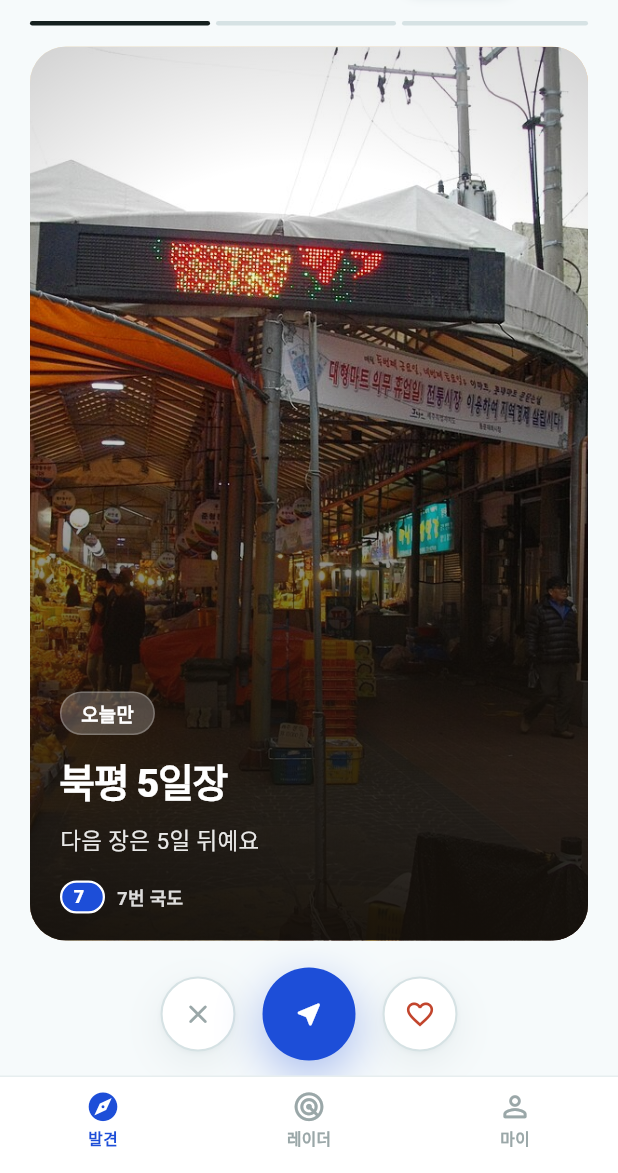
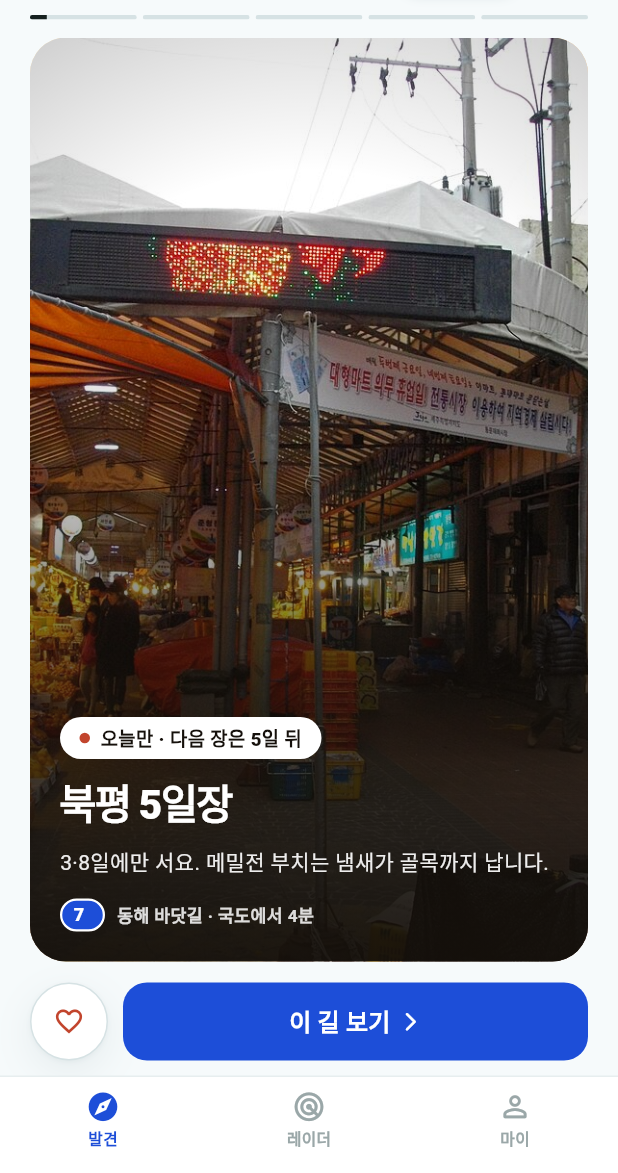
Before and after one commit to Hyee0ne/p-trip, a Flutter app: the screen it shows after launch, after a tap on the "grid view" icon, after a tap on the "wysiwyg" icon, on a phone screen of 412 x 824 dp, the part 63-1236 px from its top. Run offline on Flutter 3.47's test engine with Material 3 defaults, Android fonts, the phone set to English and light mode, and no system bars; our stand-ins replace flutter_riverpod, go_router; Roboto replaces fonts that are missing (Pretendard).

Commit message:
feat(CO-01): 「한 곳씩」을 스토리 덱으로 재설계
전면 카드가 스토리처럼 보이는데 스토리처럼 동작하지 않았고,
원형 버튼 3개는 DR-02(운전 중) 문법을 홈에 그대로 복사한 것이었다.

문법 정리:
- 좌우 스와이프로 넘긴다 (홈은 탭 루트라 iOS 뒤로가기 제스처와 겹치지 않음)
- 진행 인디케이터가 7초에 걸쳐 차오르고 자동으로 다음 카드.
  길게 누르면 멈춘다 (읽는 중 넘어가지 않게)
- ⚠ 넘긴 카드는 아무것도 기록하지 않는다.
  앉아서 훑어본 걸 passed에 적립하면 이동 기록이 오염된다 — 그건 DR-02의 몫
- 액션 2개: 찜 + 글자 있는 주 버튼. 길안내는 없앰 (아직 출발 전)
- 원형 아이콘 버튼은 글자를 못 읽는 상황의 문법이라 홈에서 쓰지 않는다

카드 3종 (CurationCard sealed class):
- 스팟 / 코스 / 노선. 큐레이션 3축이 그대로 카드 종류가 된다
- "51선 중 3선째" 수집 서사를 노선 카드로 꺼낼 수 있게 됨

버그: 타이머가 다른 화면으로 이동해도 계속 돌았다.
TickerMode(탭 전환)만으론 부족해 ModalRoute.isCurrent(같은 탭 내 push)까지 이중 확인.

테스트 22건 통과. 자동 넘김이 끝나지 않는 애니메이션이라
홈에서 pumpAndSettle을 쓸 수 없어 헬퍼를 pump 방식으로 교체.

Co-Authored-By: Claude Opus 5 <noreply@anthropic.com>

```diff
--- a/app/lib/data/models/models.dart
+++ b/app/lib/data/models/models.dart
@@ -225,3 +225,139 @@ class Discovery {
   final String situation;
   final String body;
 }
+
+/// 「한 곳씩」 덱에 흐르는 카드 (SCREENS.md CO-01 A).
+///
+/// ⚠ 스팟만 흐르지 않는다. 큐레이션 3축이 그대로 카드 종류가 된다 —
+///   오늘만(스팟) · 조용히 뜨는 길(코스) · 아직 안 달린 길(노선).
+sealed class CurationCard {
+  const CurationCard({
+    required this.kicker,
+    required this.kickerColor,
+    required this.title,
+    required this.body,
+    required this.meta,
+    required this.ctaLabel,
+    required this.route,
+    required this.imageKey,
+    required this.type,
+  });
+
+  /// 카드 상단 흰 알약 문구. "오늘만 · 다음 장은 5일 뒤"
+  final String kicker;
+
+  /// 알약 앞 점 색 — 시의성을 색으로 먼저 알린다.
+  final CardAccent kickerColor;
+
+  final String title;
+  final String body;
+
+  /// RouteBadge 옆 한 줄. "동해 바닷길 · 국도에서 4분"
+  final String meta;
+
+  /// 주 버튼 문구. "이 길 보기" / "이 코스 보기"
+  final String ctaLabel;
+
+  /// 주 버튼이 가는 곳.
+  final String route;
+
+  /// `assets/images/<imageKey>.jpg`
+  final String imageKey;
+
+  /// 사진이 없을 때 쓸 유형색.
+  final SpotType type;
+
+  /// 카드 전체를 탭했을 때 가는 곳 (자세히).
+  String get detailRoute;
+
+  /// 노선 뱃지에 쓸 번호.
+  int get routeId;
+}
+
+enum CardAccent { today, rising, tracks, route }
+
+class SpotCurationCard extends CurationCard {
+  const SpotCurationCard({
+    required this.spot,
+    required super.kicker,
+    required super.kickerColor,
+    required super.body,
+    required super.meta,
+    required super.route,
+  }) : super(title: '', ctaLabel: '이 길 보기', imageKey: '', type: SpotType.attraction);
+
+  final Spot spot;
+
+  @override
+  String get title => spot.name;
+  @override
+  String get imageKey => spot.id;
+  @override
+  SpotType get type => spot.type;
+  @override
+  int get routeId => spot.routeId;
+  @override
+  String get detailRoute => '/spot/${spot.id}';
+}
+
+class CourseCurationCard extends CurationCard {
+  const CourseCurationCard({
+    required this.course,
+    required this.coverKey,
+    required super.kicker,
+    required super.body,
+    required super.meta,
+  }) : super(
+         kickerColor: CardAccent.rising,
+         title: '',
+         ctaLabel: '이 코스 보기',
+         route: '',
+         imageKey: '',
+         type: SpotType.attraction,
+       );
+
+  final Course course;
+
+  /// 표지로 쓸 스팟 사진 키.
+  final String coverKey;
+
+  @override
+  String get title => course.title;
+  @override
+  String get imageKey => coverKey;
+  @override
+  int get routeId => course.routeId;
+  @override
+  String get route => '/course/${course.id}';
+  @override
+  String get detailRoute => '/course/${course.id}';
+}
+
+class RouteCurationCard extends CurationCard {
+  const RouteCurationCard({
+    required this.line,
+    required this.coverKey,
+    required super.kicker,
+    required super.body,
+    required super.meta,
+  }) : super(
+         kickerColor: CardAccent.route,
+         title: '',
+         ctaLabel: '이 길 보기',
+         route: '/routes',
+         imageKey: '',
+         type: SpotType.view,
+       );
+
+  final RouteLine line;
+  final String coverKey;
+
+  @override
+  String get title => '${line.id}번 국도\n${line.name}';
+  @override
+  String get imageKey => coverKey;
+  @override
+  int get routeId => line.id;
+  @override
+  String get detailRoute => '/routes';
+}
--- a/app/lib/data/repositories/discover_repository.dart
+++ b/app/lib/data/repositories/discover_repository.dart
@@ -24,6 +24,9 @@ abstract interface class DiscoverRepository {
   /// '들른 차들은 다음에' — 연관 관광지(TECH_SPEC spot_links).
   Future<List<Spot>> nextVisits(String spotId);
 
+  /// 「한 곳씩」 덱 — 스팟·코스·노선이 섞여 흐른다.
+  Future<List<CurationCard>> curationDeck();
+
   /// 레이더 발견 큐 — 데모 모드에서 순서대로 흘러나온다.
   Future<List<Discovery>> radarQueue();
 
--- a/app/lib/data/repositories/fixture_discover_repository.dart
+++ b/app/lib/data/repositories/fixture_discover_repository.dart
@@ -216,6 +216,55 @@ class FixtureDiscoverRepository implements DiscoverRepository {
   Future<List<Spot>> nextVisits(String spotId) async =>
       _spots.where((s) => s.id != spotId && s.trustScore >= 80).toList();
 
+  // ── 「한 곳씩」 덱 ──
+  //
+  // 큐레이션 3축이 카드 종류가 된다: 오늘만(스팟) · 조용히 뜨는 길(코스) · 아직 안 달린 길(노선).
+  // 한 종류만 연달아 나오지 않게 섞어서 낸다.
+  @override
+  Future<List<CurationCard>> curationDeck() async {
+    Spot byId(String id) => _spots.firstWhere((s) => s.id == id);
+    return [
+      SpotCurationCard(
+        spot: byId('bukpyeong-market'),
+        kicker: '오늘만 · 다음 장은 5일 뒤',
+        kickerColor: CardAccent.today,
+        body: '3·8일에만 서요. 메밀전 부치는 냄새가 골목까지 납니다.',
+        meta: '동해 바닷길 · 국도에서 4분',
+        route: '/course/donghae-sea',
+      ),
+      CourseCurationCard(
+        course: _courses.firstWhere((c) => c.id == 'donghae-sea'),
+        coverKey: 'samcheok-beach',
+        kicker: '지난주보다 검색 +38%',
+        body: '삼척에서 강릉까지, 바다만 보고 달리는 길.\n오늘 이 길에 장이 섭니다.',
+        meta: '86km · 발견 9곳 · 순수 주행 2:10',
+      ),
+      SpotCurationCard(
+        spot: byId('chuam-chotdae'),
+        kicker: '오늘 일몰 19:24',
+        kickerColor: CardAccent.today,
+        body: '바위 사이로 해가 떨어지는 걸 보려고 새벽에도 옵니다.',
+        meta: '동해 바닷길 · 국도에서 6분',
+        route: '/course/donghae-sea',
+      ),
+      SpotCurationCard(
+        spot: byId('nongol-mural'),
+        kicker: '차량 유입이 늘고 있어요',
+        kickerColor: CardAccent.tracks,
+        body: '언덕을 따라 그려진 벽화 골목. 들른 차들은 다음에 묵호등대로 갔어요.',
+        meta: '동해 바닷길 · 국도에서 8분',
+        route: '/course/donghae-sea',
+      ),
+      RouteCurationCard(
+        line: _routes.firstWhere((r) => r.id == 44),
+        coverKey: 'jeongdongjin',
+        kicker: '아직 안 달린 길',
+        body: '고개 하나 넘으면 바다가 나옵니다.\n51선 중 3선째 — 이 길이 네 번째가 됩니다.',
+        meta: '양평–양양 · 138km',
+      ),
+    ];
+  }
+
   // ── 레이더 발견 큐 (DR-02) ──
   @override
   Future<List<Discovery>> radarQueue() async => const [
--- a/app/lib/data/repositories/providers.dart
+++ b/app/lib/data/repositories/providers.dart
@@ -82,3 +82,7 @@ final savedSpotsProvider = FutureProvider.family<List<Spot>, Set<String>>((ref,
   }
   return out;
 });
+
+final curationDeckProvider = FutureProvider<List<CurationCard>>(
+  (ref) => ref.watch(discoverRepositoryProvider).curationDeck(),
+);
--- a/app/lib/features/discover/home_screen.dart
+++ b/app/lib/features/discover/home_screen.dart
@@ -11,6 +11,7 @@ import '../../core/widgets/route_badge.dart';
 import '../../core/widgets/view_toggle.dart';
 import '../../data/models/models.dart';
 import '../../data/repositories/providers.dart';
+import 'story_deck.dart';
 
 /// CO-01 홈 — 뷰 모드 2개 (SCREENS.md CO-01).
 ///
@@ -56,18 +57,12 @@ class _Header extends StatelessWidget {
 }
 
 // ── A. 한 곳씩 ────────────────────────────────────────────────
-class _OneByOne extends ConsumerStatefulWidget {
+class _OneByOne extends ConsumerWidget {
   const _OneByOne();
-  @override
-  ConsumerState<_OneByOne> createState() => _OneByOneState();
-}
-
-class _OneByOneState extends ConsumerState<_OneByOne> {
-  int _index = 0;
 
   @override
-  Widget build(BuildContext context) {
-    final async = ref.watch(axisSpotsProvider(CurationAxis.today));
+  Widget build(BuildContext context, WidgetRef ref) {
+    final async = ref.watch(curationDeckProvider);
     return Column(
       children: [
         const _Header(),
@@ -75,63 +70,10 @@ class _OneByOneState extends ConsumerState<_OneByOne> {
           child: async.when(
             loading: () => const Center(child: CircularProgressIndicator(strokeWidth: 2)),
             error: (_, _) => const _ErrorState(),
-            data: (spots) {
-              if (spots.isEmpty) return const _EmptyState();
-              final i = _index.clamp(0, spots.length - 1);
-              return Padding(
-                padding: const EdgeInsets.fromLTRB(AppSpace.gutter, 14, AppSpace.gutter, 10),
-                child: Column(
-                  children: [
-                    _Progress(count: spots.length, index: i),
-                    const SizedBox(height: 14),
-                    Expanded(
-                      child: FullBleedSpotCard(
-                        key: ValueKey(spots[i].id),
-                        spot: spots[i],
-                        routeName: '${spots[i].routeId}번 국도',
-                        showActions: false,
-                      ),
-                    ),
-                    // 액션은 카드 밖 밝은 배경 위에 (시안 C안)
-                    const SizedBox(height: 18),
-                    DiscoveryActions(
-                      spotId: spots[i].id,
-                      onLight: true,
-                      onVisit: () => context.go('/spot/${spots[i].id}'),
-                      onSkip: () => setState(() => _index = i + 1),
-                      onSave: () => setState(() => _index = i + 1),
-                    ),
-                  ],
-                ),
-              );
-            },
+            data: (cards) => cards.isEmpty ? const _EmptyState() : StoryDeck(cards: cards),
           ),
         ),
       ],
-    );
-  }
-}
-
-class _Progress extends StatelessWidget {
-  const _Progress({required this.count, required this.index});
-  final int count;
-  final int index;
-
-  @override
-  Widget build(BuildContext context) {
-    return Row(
-      children: List.generate(count, (i) {
-        return Expanded(
-          child: Container(
-            height: 3,
-            margin: EdgeInsets.only(right: i == count - 1 ? 0 : 4),
-            decoration: BoxDecoration(
-              color: i == index ? AppColors.ink : AppColors.line2,
-              borderRadius: BorderRadius.circular(2),
-            ),
-          ),
-        );
-      }),
     );
   }
 }
--- /dev/null
+++ b/app/lib/features/discover/story_deck.dart
@@ -0,0 +1,360 @@
+import 'package:flutter/material.dart';
+import 'package:flutter_riverpod/flutter_riverpod.dart';
+import 'package:go_router/go_router.dart';
+
+import '../../core/theme.dart';
+import '../../core/widgets/heart_button.dart';
+import '../../core/widgets/route_badge.dart';
+import '../../core/widgets/spot_image.dart';
+import '../../data/models/models.dart';
+
+/// 「한 곳씩」 스토리 덱 (SCREENS.md CO-01 A).
+///
+/// - **좌우 스와이프**로 넘긴다. 홈은 탭 루트라 iOS 뒤로가기 제스처와 겹치지 않는다.
+/// - 상단 인디케이터가 차오르고, 다 차면 **자동으로 다음 카드**.
+/// - ⚠ 넘긴 카드는 **아무것도 기록하지 않는다.** 앉아서 훑어본 걸
+///   '스쳐간 발견'에 넣으면 이동 기록이 오염된다 (그건 DR-02의 몫).
+class StoryDeck extends ConsumerStatefulWidget {
+  const StoryDeck({super.key, required this.cards});
+
+  final List<CurationCard> cards;
+
+  /// 카드 한 장이 머무는 시간. 읽을 거리가 있어 스토리(5초)보다 길게 잡는다.
+  static const dwell = Duration(seconds: 7);
+
+  @override
+  ConsumerState<StoryDeck> createState() => _StoryDeckState();
+}
+
+class _StoryDeckState extends ConsumerState<StoryDeck> with SingleTickerProviderStateMixin {
+  late final PageController _page = PageController();
+  late final AnimationController _timer =
+      AnimationController(vsync: this, duration: StoryDeck.dwell)..addStatusListener((s) {
+        if (s != AnimationStatus.completed) return;
+        if (!_visible) {
+          _timer.stop();
+          return;
+        }
+        _next();
+      });
+
+  int _index = 0;
+  bool _held = false;
+
+  @override
+  void initState() {
+    super.initState();
+    _timer.forward();
+  }
+
+  /// 지금 이 화면이 실제로 보이고 있는가.
+  ///
+  /// ⚠ 두 겹으로 확인해야 한다:
+  ///  - [TickerMode] — 다른 **탭**에 있을 때 (셸이 IndexedStack이라 화면이 살아 있다)
+  ///  - [ModalRoute.isCurrent] — 같은 탭에서 다른 화면을 **위에 띄웠을** 때
+  /// 하나라도 빠지면 안 보이는 화면의 타이머가 계속 돈다.
+  bool get _visible =>
+      mounted &&
+      TickerMode.valuesOf(context).enabled &&
+      (ModalRoute.of(context)?.isCurrent ?? true);
+
+  @override
+  void didChangeDependencies() {
+    super.didChangeDependencies();
+    if (!_visible) {
+      _timer.stop();
+    } else if (!_held && !_timer.isAnimating) {
+      _timer.forward();
+    }
+  }
+
+  @override
+  void dispose() {
+    _timer.dispose();
+    _page.dispose();
+    super.dispose();
+  }
+
+  void _next() {
+    if (!_visible) return;
+    final last = widget.cards.length - 1;
+    if (_index >= last) {
+      _page.jumpToPage(0); // 덱을 한 바퀴 돌면 처음으로
+    } else {
+      _page.nextPage(duration: AppMotion.slow, curve: AppMotion.curve);
+    }
+  }
+
+  void _onPageChanged(int i) {
+    setState(() => _index = i);
+    _timer.reset();
+    if (_visible && !_held) _timer.forward();
+  }
+
+  /// 길게 누르면 멈춘다 — 읽는 중에 넘어가지 않게 (스토리 관습).
+  void _hold(bool down) {
+    setState(() => _held = down);
+    down ? _timer.stop() : _timer.forward();
+  }
+
+  @override
+  Widget build(BuildContext context) {
+    return Column(
+      children: [
+        _Progress(count: widget.cards.length, index: _index, anim: _timer),
+        Expanded(
+          child: GestureDetector(
+            onLongPressDown: (_) => _hold(true),
+            onLongPressUp: () => _hold(false),
+            onLongPressCancel: () => _hold(false),
+            child: PageView.builder(
+              controller: _page,
+              onPageChanged: _onPageChanged,
+              itemCount: widget.cards.length,
+              itemBuilder: (_, i) => Padding(
+                padding: const EdgeInsets.symmetric(horizontal: AppSpace.gutter),
+                child: _Card(card: widget.cards[i]),
+              ),
+            ),
+          ),
+        ),
+        _Actions(card: widget.cards[_index]),
+      ],
+    );
+  }
+}
+
+/// 차오르는 진행 막대 — 지금 카드가 얼마나 남았는지 보인다.
+class _Progress extends StatelessWidget {
+  const _Progress({required this.count, required this.index, required this.anim});
+
+  final int count;
+  final int index;
+  final Animation<double> anim;
+
+  @override
+  Widget build(BuildContext context) {
+    return Padding(
+      padding: const EdgeInsets.fromLTRB(AppSpace.gutter, 10, AppSpace.gutter, 12),
+      child: Row(
+        children: [
+          for (var i = 0; i < count; i++) ...[
+            Expanded(
+              child: ClipRRect(
+                borderRadius: BorderRadius.circular(2),
+                child: SizedBox(
+                  height: 3,
+                  child: Stack(
+                    children: [
+                      const ColoredBox(color: AppColors.line2, child: SizedBox.expand()),
+                      if (i < index)
+                        const ColoredBox(color: AppColors.ink, child: SizedBox.expand())
+                      else if (i == index)
+                        AnimatedBuilder(
+                          animation: anim,
+                          builder: (_, _) => FractionallySizedBox(
+                            alignment: Alignment.centerLeft,
+                            widthFactor: anim.value,
+                            child: const ColoredBox(color: AppColors.ink, child: SizedBox.expand()),
+                          ),
+                        ),
+                    ],
+                  ),
+                ),
+              ),
+            ),
+            if (i != count - 1) const SizedBox(width: 4),
+          ],
+        ],
+      ),
+    );
+  }
+}
+
+class _Card extends StatelessWidget {
+  const _Card({required this.card});
+  final CurationCard card;
+
+  static const _accent = {
+    CardAccent.today: AppColors.marketRed,
+    CardAccent.rising: AppColors.sun,
+    CardAccent.tracks: AppColors.violet,
+    CardAccent.route: AppColors.routeBlue,
+  };
+
+  @override
+  Widget build(BuildContext context) {
+    return GestureDetector(
+      onTap: () => context.go(card.detailRoute),
+      child: ClipRRect(
+        borderRadius: BorderRadius.circular(AppRadius.hero),
+        child: Stack(
+          fit: StackFit.expand,
+          children: [
+            SpotImage(type: card.type, spotId: card.imageKey, radius: 0),
+            const DecoratedBox(
+              decoration: BoxDecoration(
+                gradient: LinearGradient(
+                  begin: Alignment.bottomCenter,
+                  end: Alignment.topCenter,
+                  colors: [
+                    Color(0xF215100B),
+                    Color(0xB315100B),
+                    Color(0x2615100B),
+                    Color(0x0015100B),
+                  ],
+                  stops: [0, 0.28, 0.56, 0.78],
+                ),
+              ),
+            ),
+            Padding(
+              padding: const EdgeInsets.fromLTRB(20, 20, 20, 20),
+              child: Column(
+                crossAxisAlignment: CrossAxisAlignment.start,
+                mainAxisAlignment: MainAxisAlignment.end,
+                children: [
+                  _kicker(),
+                  const SizedBox(height: 12),
+                  Text(
+                    card.title,
+                    style: AppType.h1.copyWith(
+                      fontSize: 27,
+                      height: 1.24,
+                      letterSpacing: -1.1,
+                      color: Colors.white,
+                    ),
+                  ),
+                  const SizedBox(height: 9),
+                  Text(
+                    card.body,
+                    style: const TextStyle(fontSize: 14, height: 1.55, color: Color(0xEBFFFFFF)),
+                  ),
+                  const SizedBox(height: 13),
+                  Row(
+                    children: [
+                      RouteBadge('${card.routeId}', size: BadgeSize.sm),
+                      const SizedBox(width: 8),
+                      Flexible(
+                        child: Text(
+                          card.meta,
+                          maxLines: 1,
+                          overflow: TextOverflow.ellipsis,
+                          style: const TextStyle(
+                            fontSize: 11.5,
+                            fontWeight: FontWeight.w600,
+                            color: Color(0xD9FFFFFF),
+                          ),
+                        ),
+                      ),
+                    ],
+                  ),
+                ],
+              ),
+            ),
+          ],
+        ),
+      ),
+    );
+  }
+
+  /// 흰 알약 + 시의성 색 점 — 무슨 종류의 제안인지 색으로 먼저 알린다.
+  Widget _kicker() {
+    return Container(
+      height: 28,
+      padding: const EdgeInsets.symmetric(horizontal: 13),
+      decoration: BoxDecoration(
+        color: Colors.white,
+        borderRadius: BorderRadius.circular(AppRadius.chip),
+      ),
+      child: Row(
+        mainAxisSize: MainAxisSize.min,
+        children: [
+          Container(
+            width: 7,
+            height: 7,
+            decoration: BoxDecoration(
+              shape: BoxShape.circle,
+              color: _accent[card.kickerColor] ?? AppColors.routeBlue,
+            ),
+          ),
+          const SizedBox(width: 7),
+          Text(
+            card.kicker,
+            style: const TextStyle(
+              fontSize: 12.5,
+              fontWeight: FontWeight.w800,
+              color: Color(0xFF15100B),
+              height: 1,
+            ),
+          ),
+        ],
+      ),
+    );
+  }
+}
+
+/// 액션 2개 — 찜, 그리고 글자가 있는 주 버튼.
+///
+/// ⚠ 원형 아이콘 3개는 **운전 중(DR-02) 문법**이다. 여기선 읽을 수 있으니
+///   글자가 있는 버튼을 쓴다. 길안내는 없다 — 아직 출발 전이다.
+class _Actions extends StatelessWidget {
+  const _Actions({required this.card});
+  final CurationCard card;
+
+  @override
+  Widget build(BuildContext context) {
+    final spotId = card is SpotCurationCard ? (card as SpotCurationCard).spot.id : null;
+    return Padding(
+      padding: const EdgeInsets.fromLTRB(AppSpace.gutter, 14, AppSpace.gutter, 10),
+      child: Row(
+        children: [
+          if (spotId != null)
+            Container(
+              width: 52,
+              height: 52,
+              decoration: BoxDecoration(
+                color: AppColors.surface,
+                shape: BoxShape.circle,
+                border: Border.all(color: AppColors.line2),
+                boxShadow: AppShadow.card,
+              ),
+              child: Center(
+                child: HeartButton(
+                  spotId: spotId,
+                  iconSize: 21,
+                  tapSize: 52,
+                  color: AppColors.marketRed,
+                ),
+              ),
+            ),
+          if (spotId != null) const SizedBox(width: 10),
+          Expanded(
+            child: SizedBox(
+              height: 52,
+              child: FilledButton(
+                style: FilledButton.styleFrom(
+                  backgroundColor: AppColors.routeBlue,
+                  shape: RoundedRectangleBorder(
+                    borderRadius: BorderRadius.circular(AppRadius.button),
+                  ),
+                ),
+                onPressed: () => context.go(card.route),
+                child: Row(
+                  mainAxisAlignment: MainAxisAlignment.center,
+                  children: [
+                    Text(
+                      card.ctaLabel,
+                      style: const TextStyle(fontSize: 16, fontWeight: FontWeight.w700),
+                    ),
+                    const SizedBox(width: 6),
+                    const Icon(Icons.arrow_forward_ios_rounded, size: 15),
+                  ],
+                ),
+              ),
+            ),
+          ),
+        ],
+      ),
+    );
+  }
+}
```
Also changed, not shown: 5 other files.
